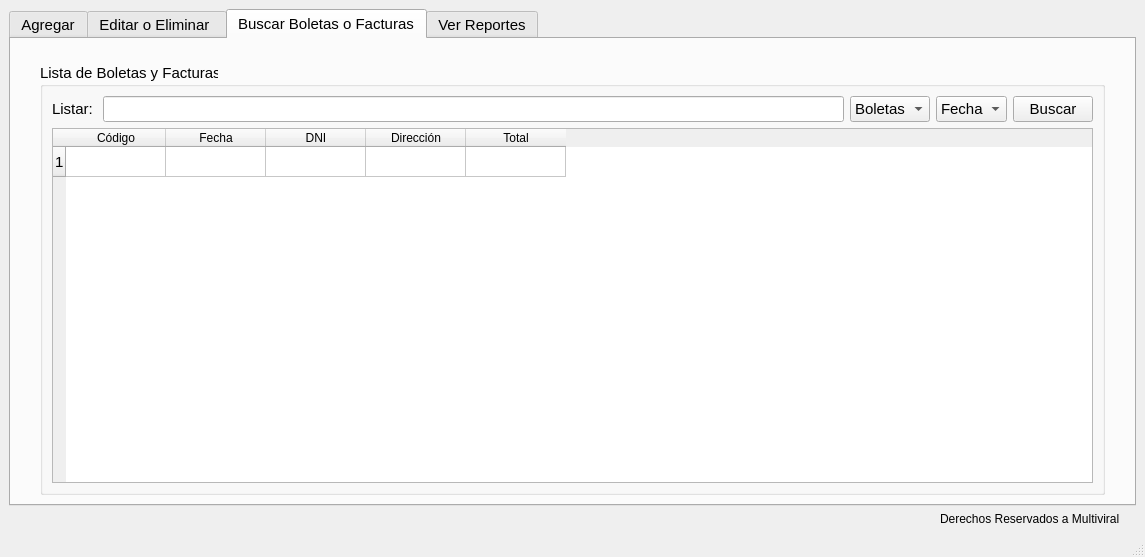
The window that admin/admin.ui (nashvent/libreria) describes before a commit, drawn with Qt 5.
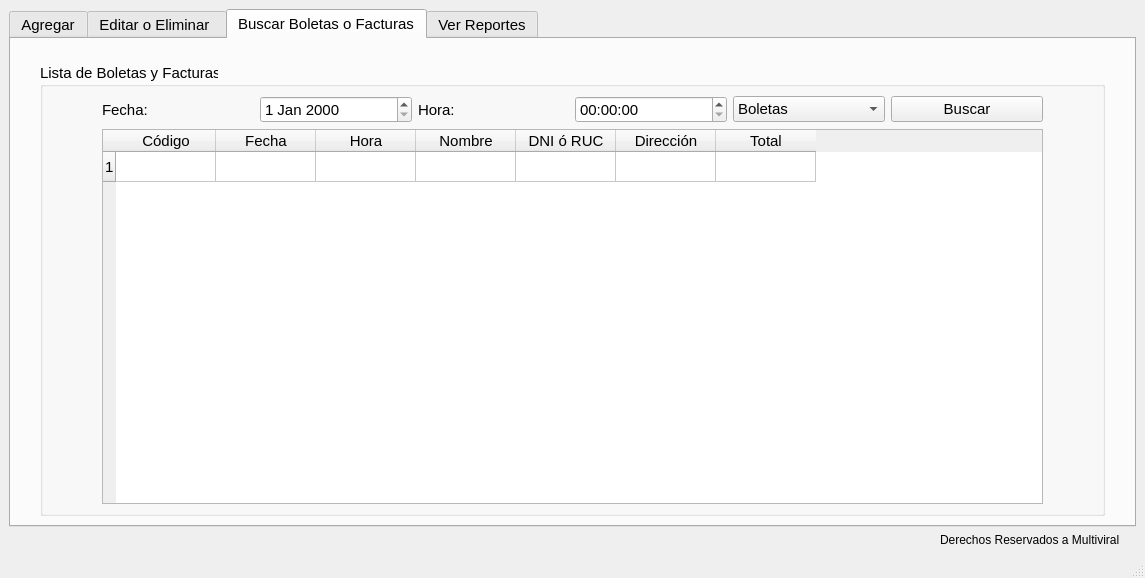
The same window after the commit. The open tabs and pages were chosen to show the change. Icons and pictures are not drawn.

Commit message: Editar producto stock aumentado

The edit to the form file:
```diff
--- a/admin/admin.ui
+++ b/admin/admin.ui
@@ -7,7 +7,7 @@
     <x>0</x>
     <y>0</y>
     <width>1145</width>
-    <height>557</height>
+    <height>578</height>
    </rect>
   </property>
   <property name="mouseTracking">
@@ -451,8 +451,8 @@
           <property name="title">
            <string>Lista de Boletas y Facturas</string>
           </property>
-          <layout class="QVBoxLayout" name="verticalLayout_16">
-           <item>
+          <layout class="QGridLayout" name="gridLayout_6">
+           <item row="0" column="1">
             <layout class="QHBoxLayout" name="horizontalLayout_5">
              <property name="topMargin">
               <number>0</number>
@@ -460,12 +460,22 @@
              <item>
               <widget class="QLabel" name="label_16">
                <property name="text">
-                <string>Listar: </string>
+                <string>Fecha: </string>
                </property>
               </widget>
              </item>
              <item>
-              <widget class="QLineEdit" name="lineEdit"/>
+              <widget class="QDateEdit" name="dateEdit"/>
+             </item>
+             <item>
+              <widget class="QLabel" name="label_18">
+               <property name="text">
+                <string>Hora:</string>
+               </property>
+              </widget>
+             </item>
+             <item>
+              <widget class="QTimeEdit" name="timeEdit"/>
              </item>
              <item>
               <widget class="QComboBox" name="comboBox_2">
@@ -481,20 +491,6 @@
                </item>
               </widget>
              </item>
-             <item>
-              <widget class="QComboBox" name="comboBox">
-               <item>
-                <property name="text">
-                 <string>Fecha</string>
-                </property>
-               </item>
-               <item>
-                <property name="text">
-                 <string>Mes</string>
-                </property>
-               </item>
-              </widget>
-             </item>
              <item>
               <widget class="QPushButton" name="pushButton">
                <property name="text">
@@ -504,8 +500,13 @@
              </item>
             </layout>
            </item>
-           <item>
+           <item row="1" column="1">
             <widget class="QTableWidget" name="tableWidget">
+             <property name="font">
+              <font>
+               <pointsize>11</pointsize>
+              </font>
+             </property>
              <property name="rowCount">
               <number>1</number>
              </property>
@@ -522,7 +523,17 @@
              </column>
              <column>
               <property name="text">
-               <string>DNI</string>
+               <string>Hora</string>
+              </property>
+             </column>
+             <column>
+              <property name="text">
+               <string>Nombre</string>
+              </property>
+             </column>
+             <column>
+              <property name="text">
+               <string>DNI ó RUC</string>
               </property>
              </column>
              <column>
@@ -537,6 +548,20 @@
              </column>
             </widget>
            </item>
+           <item row="0" column="0">
+            <layout class="QVBoxLayout" name="verticalLayout_5">
+             <property name="leftMargin">
+              <number>50</number>
+             </property>
+            </layout>
+           </item>
+           <item row="0" column="2">
+            <layout class="QVBoxLayout" name="verticalLayout_12">
+             <property name="leftMargin">
+              <number>50</number>
+             </property>
+            </layout>
+           </item>
           </layout>
          </widget>
         </item>
```
Left out of the diff: 66 changed lines with no effect on the pictures. The commit also changes 1 other file.
